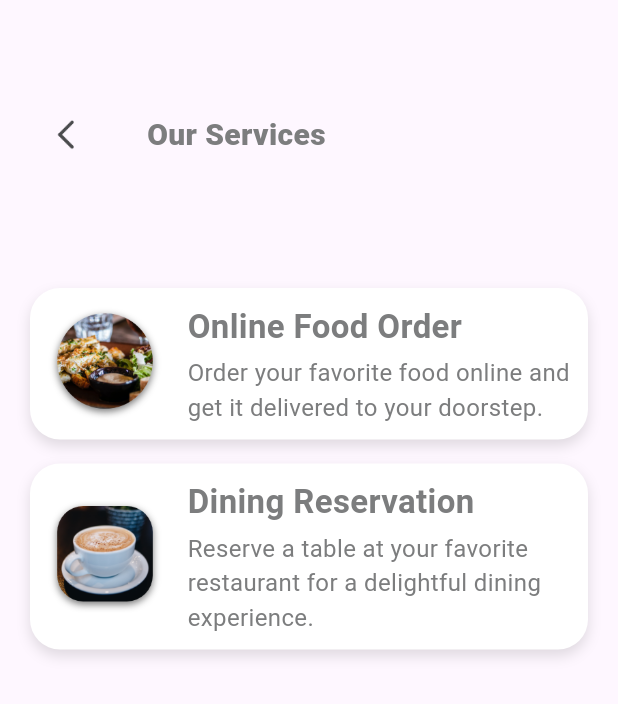
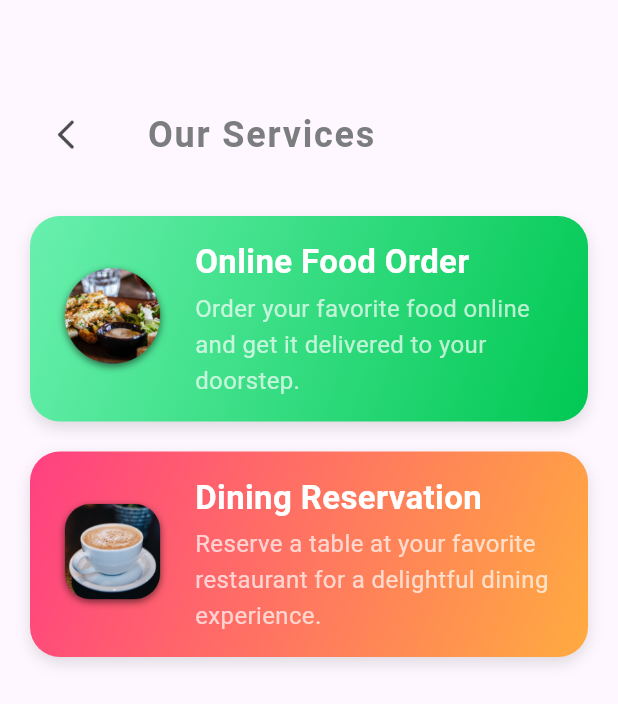
Before and after one commit to OneByte-Foods/ONE-BYTE-FOOD-MOBILE, a Flutter app: the ModeScreen screen opened directly, on a phone screen of 412 x 824 dp. Shown: the top 704 px of the screen. Run offline on Flutter 3.47's test engine with Material 3 defaults, Android fonts, the phone set to English and light mode, and no system bars; our stand-ins replace awesome_notifications, cloud_firestore, connectivity_plus, dio, firebase_auth, firebase_core and 13 more; missing offline and left inert: custom_map_markers, flutter_polyline_points, khalti_flutter, mobile_scanner, qr_scanner_overlay; accounts and stored records are empty.

Commit message:
♻️ Refactor online_offline_page.dart to reduce height of SizedBox

```diff
--- a/lib/screens/online_offline_page.dart
+++ b/lib/screens/online_offline_page.dart
@@ -11,7 +11,7 @@ class ModeScreen extends StatefulWidget {
 }
 
 class _ModeScreenState extends State<ModeScreen> {
-  List<Map<String, String>> servicesArr = [
+  final List<Map<String, String>> servicesArr = [
     {
       "name": "Online Food Order",
       "description":
@@ -26,6 +26,11 @@ class _ModeScreenState extends State<ModeScreen> {
     },
   ];
 
+  final List<List<Color>> gradients = [
+    [Colors.greenAccent, Colors.greenAccent.shade700],
+    [Colors.pinkAccent, Colors.orangeAccent],
+  ];
+
   @override
   Widget build(BuildContext context) {
     var media = MediaQuery.of(context).size;
@@ -35,9 +40,7 @@ class _ModeScreenState extends State<ModeScreen> {
           padding: const EdgeInsets.symmetric(vertical: 20),
           child: Column(
             children: [
-              const SizedBox(
-                height: 46,
-              ),
+              const SizedBox(height: 46),
               Padding(
                 padding: const EdgeInsets.symmetric(horizontal: 20),
                 child: Row(
@@ -49,27 +52,28 @@ class _ModeScreenState extends State<ModeScreen> {
                       icon: Image.asset("assets/img/btn_back.png",
                           width: 20, height: 20),
                     ),
-                    const SizedBox(
-                      width: 30,
-                    ),
+                    const SizedBox(width: 30),
                     Text(
                       "Our Services",
                       style: TextStyle(
-                          color: AppColors.primaryText,
-                          fontSize: 20,
-                          fontWeight: FontWeight.w800),
+                        color: AppColors.primaryText,
+                        fontSize: 24,
+                        fontWeight: FontWeight.bold,
+                        letterSpacing: 1.2,
+                      ),
                     ),
                   ],
                 ),
               ),
-              const SizedBox(
-                height: 70,
-              ),
+              const SizedBox(height: 20),
               Column(
-                children: servicesArr.map((mObj) {
+                children: servicesArr.asMap().entries.map((entry) {
+                  int index = entry.key;
+                  Map<String, String> mObj = entry.value;
                   var name = mObj["name"]!;
                   var description = mObj["description"]!;
                   var image = mObj["image"]!;
+                  var gradientColors = gradients[index % gradients.length];
 
                   return GestureDetector(
                     onTap: () {
@@ -90,16 +94,20 @@ class _ModeScreenState extends State<ModeScreen> {
                       }
                     },
                     child: Container(
-                      margin: const EdgeInsets.symmetric(vertical: 8),
-                      width: media.width - 40,
-                      padding: const EdgeInsets.all(10),
+                      margin: const EdgeInsets.symmetric(
+                          vertical: 10, horizontal: 20),
+                      padding: const EdgeInsets.all(15),
                       decoration: BoxDecoration(
-                        color: Colors.white,
+                        gradient: LinearGradient(
+                          colors: gradientColors,
+                          begin: Alignment.topLeft,
+                          end: Alignment.bottomRight,
+                        ),
                         borderRadius: BorderRadius.circular(20),
                         boxShadow: [
                           BoxShadow(
                             color: Colors.black12,
-                            blurRadius: 7,
+                            blurRadius: 8,
                             offset: const Offset(0, 4),
                           ),
                         ],
@@ -112,9 +120,7 @@ class _ModeScreenState extends State<ModeScreen> {
                             height: 80,
                             fit: BoxFit.contain,
                           ),
-                          const SizedBox(
-                            width: 15,
-                          ),
+                          const SizedBox(width: 15),
                           Expanded(
                             child: Column(
                               crossAxisAlignment: CrossAxisAlignment.start,
@@ -122,19 +128,18 @@ class _ModeScreenState extends State<ModeScreen> {
                                 Text(
                                   name,
                                   style: const TextStyle(
-                                    color: AppColors.primaryText,
+                                    color: Colors.white,
                                     fontSize: 22,
-                                    fontWeight: FontWeight.w700,
+                                    fontWeight: FontWeight.bold,
                                   ),
                                 ),
-                                const SizedBox(
-                                  height: 4,
-                                ),
+                                const SizedBox(height: 4),
                                 Text(
                                   description,
                                   style: const TextStyle(
-                                    color: AppColors.secondaryText,
+                                    color: Colors.white70,
                                     fontSize: 16,
+                                    height: 1.5,
                                   ),
                                 ),
                               ],
```
